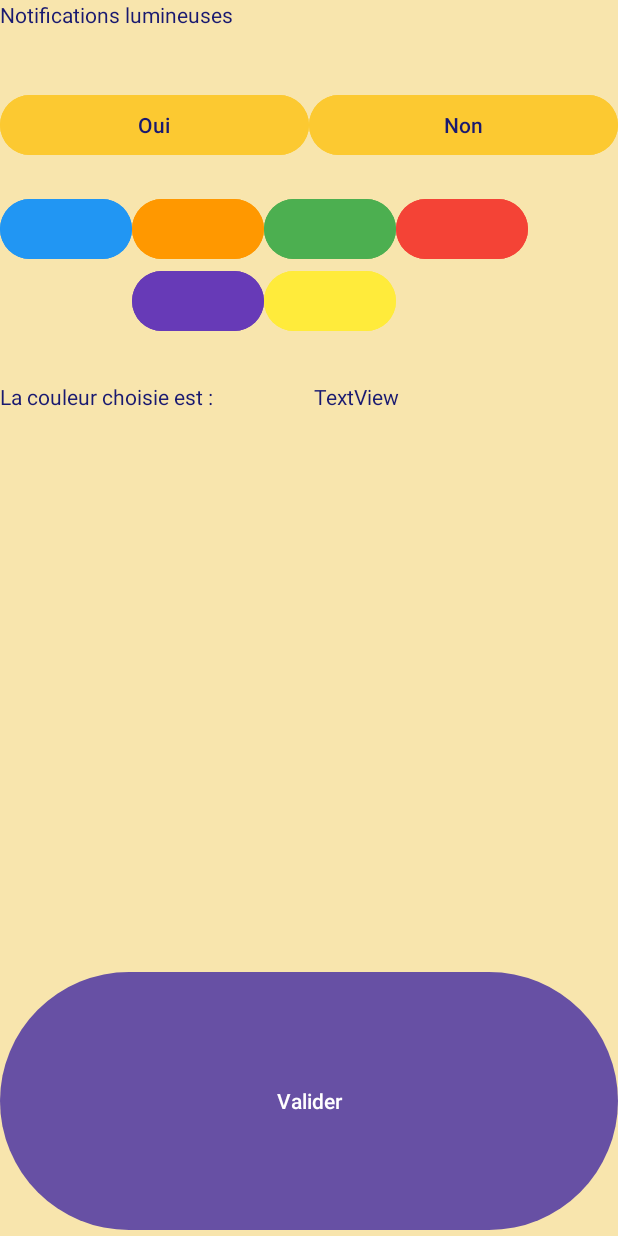
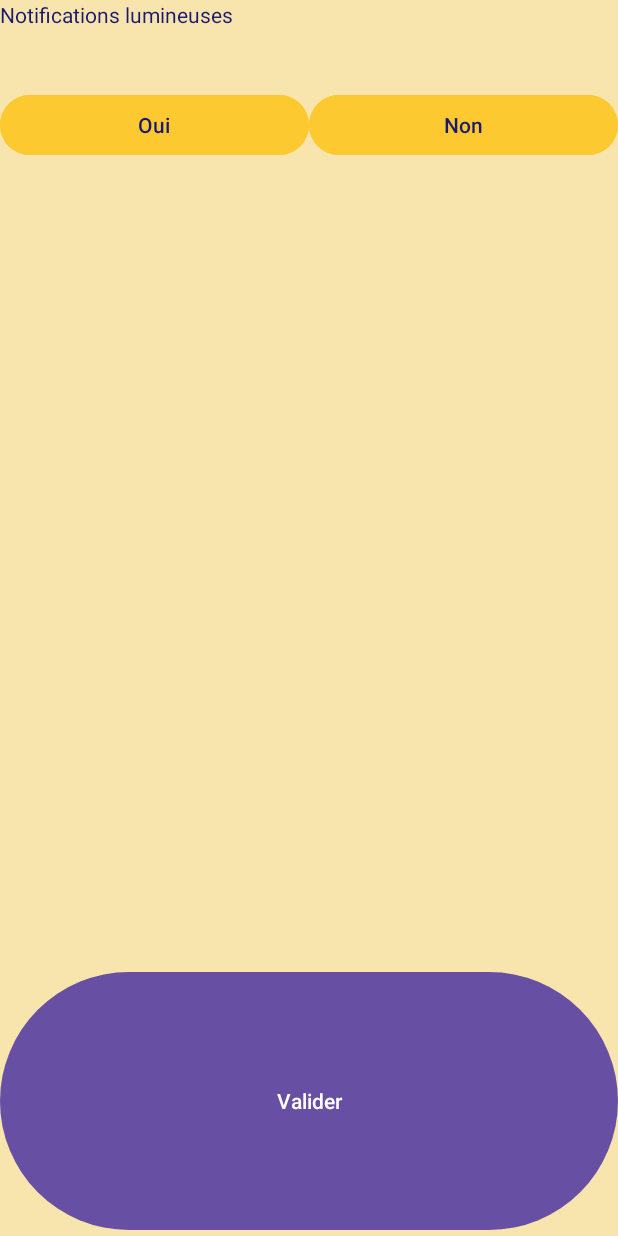
Before and after one commit to Mtouat/Hydrate-Reminder, an Android app: the fragment Notifs_lumineuses shown on its own in the app's theme, on a phone screen of 412 x 824 dp. Run offline under Robolectric (Android 15) with nearby library versions, the phone set to English and light mode, and no system bars; Roboto replaces fonts that are not available here.

Commit message:
Afficher/Retirer couleurs
Afficher le bloc du choix des couleurs de la lumière quand on clique sur " Oui "

Retirer le bloc du choix des couleurs de la lumière quand on clique sur " Non "

```diff
--- a/app/src/main/java/fr/univparis8/etud/hydratereminder/Notifs_lumineuses.java
+++ b/app/src/main/java/fr/univparis8/etud/hydratereminder/Notifs_lumineuses.java
@@ -2,14 +2,19 @@ package fr.univparis8.etud.hydratereminder;
 
 import android.os.Bundle;
 
+import androidx.annotation.NonNull;
+import androidx.annotation.Nullable;
 import androidx.fragment.app.Fragment;
 
 import android.view.LayoutInflater;
 import android.view.View;
 import android.view.ViewGroup;
 
+import fr.univparis8.etud.hydratereminder.databinding.FragmentNotifsLumineusesBinding;
+
 public class Notifs_lumineuses extends Fragment {
 
+    FragmentNotifsLumineusesBinding binding;
     public static Notifs_lumineuses newInstance() {
         Notifs_lumineuses fragment = new Notifs_lumineuses();
         return fragment;
@@ -23,6 +28,30 @@ public class Notifs_lumineuses extends Fragment {
     @Override
     public View onCreateView(LayoutInflater inflater, ViewGroup container,
                              Bundle savedInstanceState) {
-        return inflater.inflate(R.layout.fragment_notifs_lumineuses, container, false);
+        binding = FragmentNotifsLumineusesBinding.inflate(inflater, container, false);
+        binding.groupeCouleurs.setVisibility(View.INVISIBLE);
+        binding.couleurChoisie.setVisibility(View.INVISIBLE);
+        return binding.getRoot();
     }
+
+    @Override
+    public void onViewCreated(@NonNull View view, @Nullable Bundle savedInstanceState){
+
+        binding.btnOuiNotifLum.setOnClickListener(new View.OnClickListener() {
+            @Override
+            public void onClick(View v) {
+                binding.groupeCouleurs.setVisibility(View.VISIBLE);
+                binding.couleurChoisie.setVisibility(View.VISIBLE);
+            }
+        });
+
+        binding.btnNonNotifLum.setOnClickListener(new View.OnClickListener() {
+            @Override
+            public void onClick(View v) {
+                binding.groupeCouleurs.setVisibility(View.INVISIBLE);
+                binding.couleurChoisie.setVisibility(View.INVISIBLE);
+            }
+        });
+    }
+
 }
--- a/app/src/main/res/layout/fragment_notifs_lumineuses.xml
+++ b/app/src/main/res/layout/fragment_notifs_lumineuses.xml
@@ -41,6 +41,7 @@
     </LinearLayout>
 
     <RadioGroup
+        android:id="@+id/groupe_couleurs"
         android:layout_width="wrap_content"
         android:layout_height="wrap_content">
 
@@ -109,6 +110,7 @@
     </RadioGroup>
 
     <LinearLayout
+        android:id="@+id/couleur_choisie"
         android:layout_width="match_parent"
         android:layout_height="389dp"
         android:orientation="horizontal">
```
